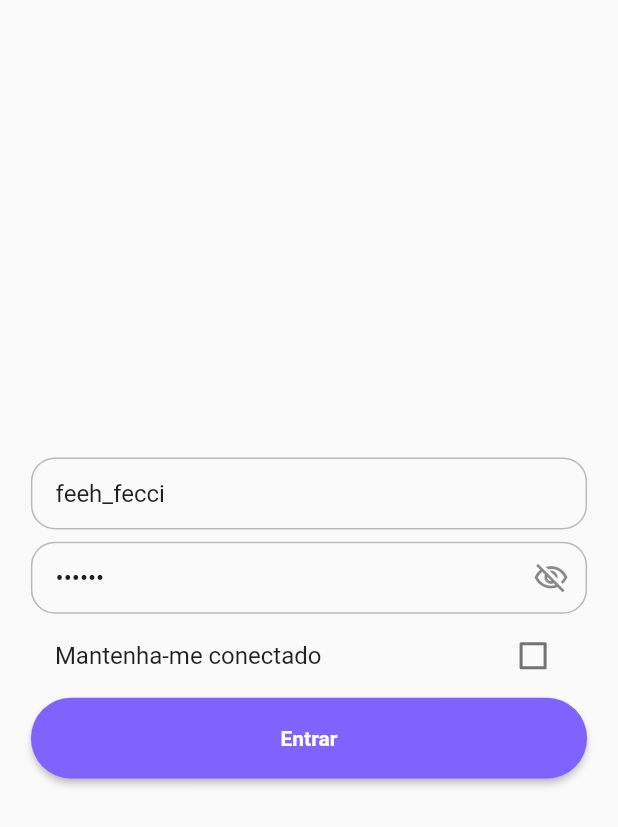
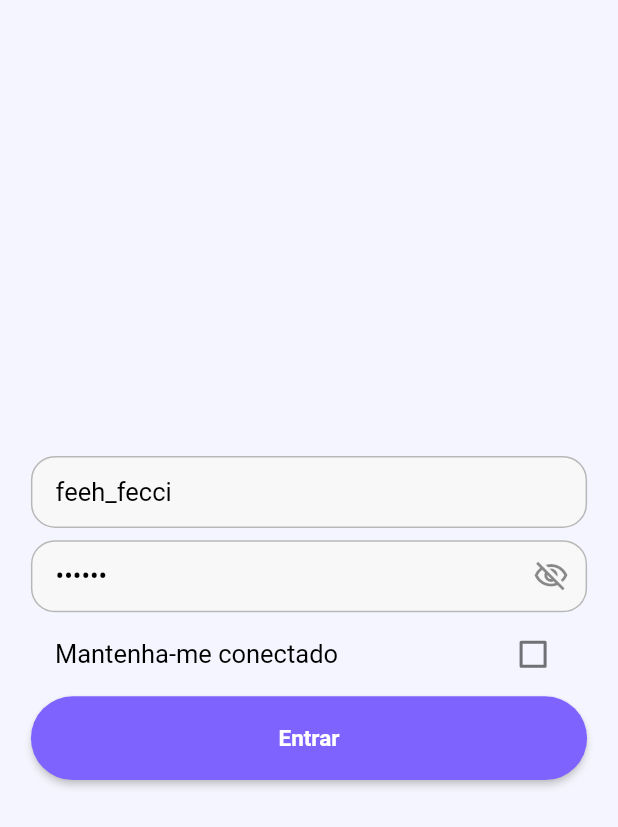
Before and after one commit to feerfecci/porteiro_app, a Flutter app: the screen it shows after launch, on a phone screen of 412 x 824 dp. Shown: the top 827 px of the screen. Run offline on Flutter 3.47's test engine with Material 2 defaults, Android fonts, the phone set to English and light mode, and no system bars; our stand-ins replace shared_preferences; missing offline and left inert: validatorless.

Commit message:
unidades/themeProvider

```diff
--- a/lib/main.dart
+++ b/lib/main.dart
@@ -1,7 +1,10 @@
+import 'package:app_porteiro/repositories/theme_modals/theme_modals.dart';
+import 'package:app_porteiro/repositories/theme_modals/themes_provider.dart';
 import 'package:app_porteiro/screens/login/login_screen.dart';
 import 'package:app_porteiro/screens/splash/splash_screen.dart';
 import 'package:flutter/material.dart';
 import 'package:flutter/services.dart';
+import 'package:provider/provider.dart';
 
 import 'screens/home/home_page.dart';
 
@@ -14,13 +17,19 @@ class MyApp extends StatelessWidget {
 
   @override
   Widget build(BuildContext context) {
-    return MaterialApp(
-      debugShowCheckedModeBanner: false,
-      title: 'Flutter Demo',
-      theme: ThemeData(
-        primarySwatch: Colors.blue,
-      ),
-      home: const SplashScreen(),
+    return ChangeNotifierProvider(
+      create: (context) => ThemeProvider(),
+      builder: (context, child) {
+        final themeProvider = Provider.of<ThemeProvider>(context);
+        return MaterialApp(
+          debugShowCheckedModeBanner: false,
+          themeMode: themeProvider.themeMode,
+          title: 'Flutter Demo',
+          theme: themeLight(context),
+          darkTheme: themeDark(context),
+          home: const SplashScreen(),
+        );
+      },
     );
   }
 }
--- /dev/null
+++ b/lib/repositories/theme_modals/theme_modals.dart
@@ -0,0 +1,55 @@
+import 'package:flutter/material.dart';
+
+import '../../consts/consts.dart';
+
+ThemeData themeLight(BuildContext context) {
+  return ThemeData(
+    snackBarTheme: SnackBarThemeData(
+        backgroundColor: Colors.black, actionTextColor: Colors.white),
+    shadowColor: Color.fromARGB(255, 218, 218, 218),
+    bottomNavigationBarTheme: BottomNavigationBarThemeData(
+      backgroundColor: Colors.white,
+      unselectedItemColor: Colors.black38,
+      selectedItemColor: Colors.black,
+    ),
+    cardColor: Colors.white,
+    canvasColor: Color.fromARGB(255, 248, 248, 248),
+    primaryIconTheme: IconThemeData(color: Colors.black),
+    iconTheme: IconThemeData(color: Colors.black),
+    appBarTheme: AppBarTheme(backgroundColor: Colors.blue),
+    colorScheme: ColorScheme.light(primary: Colors.black),
+    scaffoldBackgroundColor: Consts.kBackPageColor,
+    dialogBackgroundColor: Color.fromARGB(255, 245, 245, 255),
+    primaryColor: Colors.white,
+    textTheme: Theme.of(context)
+        .textTheme
+        .apply(fontSizeDelta: 1, bodyColor: Colors.black),
+  );
+}
+
+ThemeData themeDark(BuildContext context) {
+  return ThemeData(
+    snackBarTheme: SnackBarThemeData(
+        backgroundColor: Colors.white, actionTextColor: Colors.black),
+    shadowColor: Color.fromARGB(255, 63, 63, 63),
+    bottomNavigationBarTheme: BottomNavigationBarThemeData(
+      unselectedItemColor: Colors.white38,
+      selectedItemColor: Colors.white,
+    ),
+    appBarTheme: AppBarTheme(backgroundColor: Colors.blueGrey[800]),
+    canvasColor: Colors.blueGrey[600],
+    cardColor: Colors.blueGrey[800],
+    iconTheme: IconThemeData(color: Colors.white),
+    primaryIconTheme: IconThemeData(color: Colors.white),
+    colorScheme: ColorScheme.dark(
+      primary: Colors.white,
+    ),
+    scaffoldBackgroundColor: Colors.grey.shade900,
+    dialogBackgroundColor: Colors.blueGrey[1000],
+    primaryColor: Colors.blueGrey[800],
+    textTheme: Theme.of(context).textTheme.apply(
+          fontSizeDelta: 1,
+          bodyColor: Colors.white,
+        ),
+  );
+}
--- /dev/null
+++ b/lib/repositories/theme_modals/themes_provider.dart
@@ -0,0 +1,11 @@
+import 'package:flutter/material.dart';
+
+class ThemeProvider extends ChangeNotifier {
+  ThemeMode themeMode = ThemeMode.system;
+  bool get isDarkMode => themeMode == ThemeMode.dark;
+
+  toogle(bool isOn) {
+    themeMode = isOn ? ThemeMode.dark : ThemeMode.light;
+    notifyListeners();
+  }
+}
--- a/pubspec.yaml
+++ b/pubspec.yaml
@@ -13,6 +13,7 @@ dependencies:
   cupertino_icons: ^1.0.2
   http: ^0.13.6
   shared_preferences: ^2.0.15
+  provider: ^6.0.5
 
 flutter_icons:
 
```
Also changed, not shown: lib/screens/home/home_page.dart (+50 -6 lines), lib/screens/home/list_tile_ap.dart (+19 -8 lines), lib/widgets/custom_drawer/change_theme_button.dart (added, +37 -0 lines), lib/widgets/custom_drawer/custom_drawer.dart (renamed from lib/widgets/custom_drawer.dart, +5 -3 lines), lib/widgets/my_box_shadow.dart (added, +43 -0 lines), pubspec.lock.
